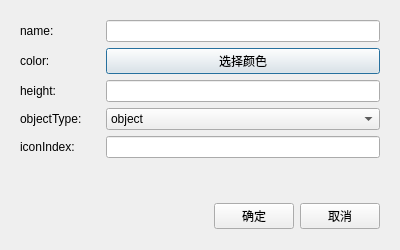
First picture: the form in controls/map3d/map3dobjectpropertydialog.ui, repository 519984307/api, before the edit.
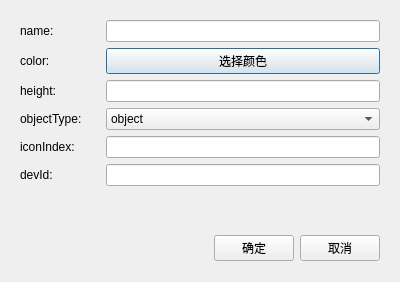
Second picture: the form after the edit.

What changed in the file:
```diff
--- a/controls/map3d/map3dobjectpropertydialog.ui
+++ b/controls/map3d/map3dobjectpropertydialog.ui
@@ -7,7 +7,7 @@
     <x>0</x>
     <y>0</y>
     <width>400</width>
-    <height>250</height>
+    <height>282</height>
    </rect>
   </property>
   <property name="windowTitle">
@@ -170,6 +170,36 @@
         </item>
        </layout>
       </item>
+      <item>
+       <layout class="QHBoxLayout" name="horizontalLayout_7">
+        <item>
+         <widget class="QLabel" name="label_6">
+          <property name="minimumSize">
+           <size>
+            <width>80</width>
+            <height>0</height>
+           </size>
+          </property>
+          <property name="maximumSize">
+           <size>
+            <width>80</width>
+            <height>16777215</height>
+           </size>
+          </property>
+          <property name="text">
+           <string>devId:</string>
+          </property>
+         </widget>
+        </item>
+        <item>
+         <widget class="QLineEdit" name="edtDevId">
+          <property name="text">
+           <string/>
+          </property>
+         </widget>
+        </item>
+       </layout>
+      </item>
       <item>
        <spacer name="verticalSpacer">
         <property name="orientation">
```
